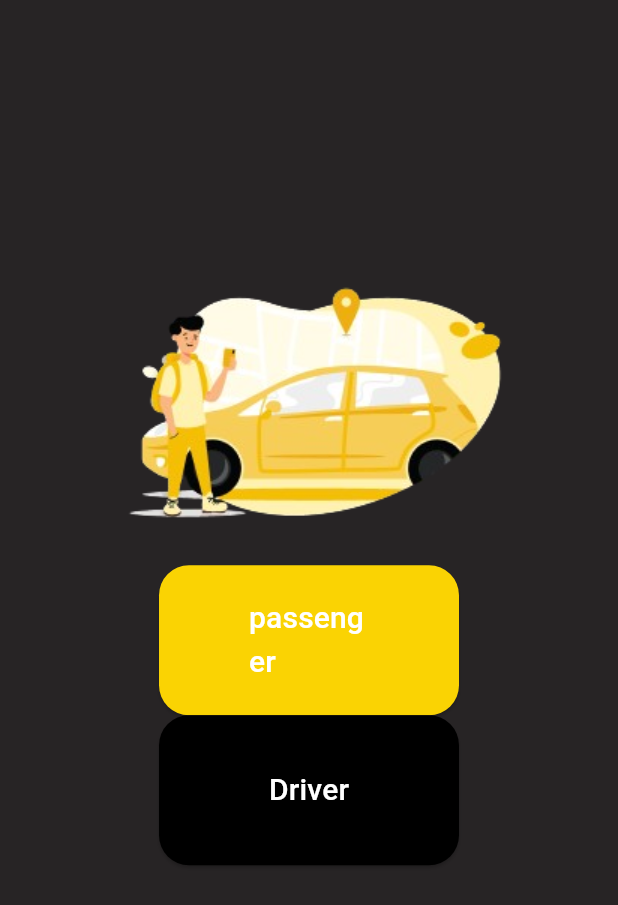
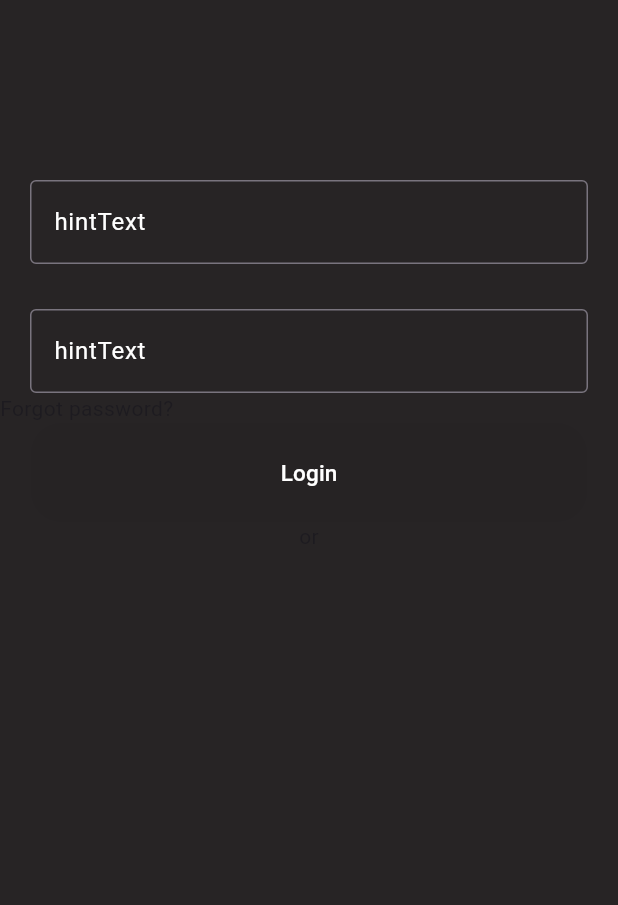
Before and after one commit to sayedsinan/get_a_ride, a Flutter app: the screen it shows after launch, after a tap on "passenger", on a phone screen of 412 x 824 dp. Shown: the top 905 px of the screen. Run offline on Flutter 3.47's test engine with Material 3 defaults, Android fonts, the phone set to English and light mode, and no system bars; our stand-ins replace get.

Commit message:
new page added

```diff
--- a/lib/main.dart
+++ b/lib/main.dart
@@ -11,7 +11,7 @@ class MyApp extends StatelessWidget {
 
   @override
   Widget build(BuildContext context) {
-    return GetMaterialApp(
+    return const GetMaterialApp(
       home: SplashScreen(),
     );
   }
--- a/lib/view/common/selection.dart
+++ b/lib/view/common/selection.dart
@@ -1,6 +1,8 @@
 import 'package:flutter/material.dart';
+import 'package:get/get.dart';
 import 'package:get_a_ride/color.dart';
 import 'package:get_a_ride/view/componenets/button.dart';
+import 'package:get_a_ride/view/passenger/login_page.dart';
 
 class SelectionPage extends StatelessWidget {
   const SelectionPage({super.key});
@@ -27,8 +29,21 @@ class SelectionPage extends StatelessWidget {
             name: 'passenger',
             color: customYellow,
             textColor: white,
+            onclick: () {
+              Get.to(()=>const MyLoginPage());
+            },
+            fontsize: 15,
           ),
-          MyButton(name: 'Driver', color: Colors.black, textColor: white)
+          const SizedBox(
+            height: 20,
+          ),
+          MyButton(
+            name: 'Driver',
+            color: Colors.black,
+            textColor: white,
+            onclick: () {},
+            fontsize: 15,
+          ),
         ],
       ),
     );
--- a/lib/view/componenets/button.dart
+++ b/lib/view/componenets/button.dart
@@ -4,23 +4,27 @@ class MyButton extends StatelessWidget {
   final String name;
   final Color color;
   final Color textColor;
+  final VoidCallback? onclick;
+  final double fontsize;
   const MyButton({
     Key? key,
     required this.name,
     required this.color,
     required this.textColor,
+     this.onclick, required this.fontsize,
   }) : super(key: key);
 
   @override
   Widget build(BuildContext context) {
-    return Container(
-      width: 200,
-      height: 100, // Set a fixed width for the button
+    final sizeof = MediaQuery.of(context);
+    return SizedBox(
+      width: sizeof.size.width * 0.9,
+      height: sizeof.size.height * 0.08, // Set a fixed width for the button
       child: ElevatedButton(
-        onPressed: () {},
+        onPressed: onclick,
         style: ElevatedButton.styleFrom(
           backgroundColor: color, // Use the color for the button background
-          padding: EdgeInsets.symmetric(vertical: 10, horizontal: 60),
+          padding: const EdgeInsets.symmetric(vertical: 5, horizontal: 60),
           shape: RoundedRectangleBorder(
             borderRadius: BorderRadius.circular(20),
           ),
@@ -29,7 +33,7 @@ class MyButton extends StatelessWidget {
           child: Text(
             name,
             style: TextStyle(
-              fontSize: 20,
+              fontSize: fontsize,
               color: textColor, // Use a contrasting color for text
             ),
           ),
--- /dev/null
+++ b/lib/view/componenets/my_text_bar.dart
@@ -0,0 +1,36 @@
+import 'package:flutter/material.dart';
+
+class MyTextField extends StatelessWidget {
+  final String hintText;
+  final TextEditingController controller;
+  final Color color;
+  const MyTextField({super.key, required this.hintText, required this.controller, required this.color});
+  @override
+  Widget build(BuildContext context) {
+    final sizeof = MediaQuery.of(context);
+    return Column(
+      mainAxisSize: MainAxisSize.min,
+      crossAxisAlignment: CrossAxisAlignment.stretch,
+      children: [
+        const SizedBox(height: 20.0),
+        Padding(
+          padding: const EdgeInsets.only(left: 20, right: 20),
+          child: TextField(
+            controller: controller,
+            decoration: InputDecoration(
+              hintText: hintText,
+              hintStyle:TextStyle(color: color) ,
+              border: const OutlineInputBorder(
+                borderSide: BorderSide(color: Colors.white),
+              ),
+
+              focusedBorder: const OutlineInputBorder(
+                borderSide: BorderSide(color: Colors.black),
+              ),
+            ),
+          ),
+        ),
+      ],
+    );
+  }
+}
--- /dev/null
+++ b/lib/view/passenger/login_page.dart
@@ -0,0 +1,63 @@
+import 'dart:math';
+
+import 'package:flutter/material.dart';
+import 'package:get/get.dart';
+import 'package:get_a_ride/color.dart';
+import 'package:get_a_ride/view/componenets/button.dart';
+import 'package:get_a_ride/view/componenets/my_text_bar.dart';
+
+class MyLoginPage extends StatelessWidget {
+  const MyLoginPage({
+    super.key,
+  });
+
+  @override
+  Widget build(BuildContext context) {
+    TextEditingController controller = TextEditingController();
+    return Scaffold(
+        backgroundColor: back,
+        body: Column(children: [
+          SizedBox(
+            height: 100,
+          ),
+          MyTextField(
+            hintText: 'hintText',
+            controller: controller,
+            color: Colors.white,
+          ),
+          const SizedBox(
+            height: 10,
+          ),
+          MyTextField(
+            hintText: 'hintText',
+            controller: controller,
+            color: Colors.white,
+          ),
+          Row(
+            children: [Text('Forgot password?')],
+          ),
+          MyButton(
+              name: 'Login',
+              color: Colors.white,
+              textColor: white,
+              fontsize: 15),
+          Row(
+            mainAxisAlignment: MainAxisAlignment.center,
+            children: [
+              Divider(
+                color: Colors.black,
+                height: 2,
+              ),
+              Padding(
+                padding: EdgeInsets.symmetric(horizontal: 8.0),
+                child: Text('or'),
+              ),
+              Divider(
+                color: Colors.black,
+                height: 2,
+              ),
+            ],
+          ),
+        ]));
+  }
+}
--- a/lib/view/splash_screen.dart
+++ b/lib/view/splash_screen.dart
@@ -16,17 +16,15 @@ class SplashScreen extends StatefulWidget {
 class _SplashScreenState extends State<SplashScreen> {
   @override
   void initState() {
-    // TODO: implement initState
     super.initState();
     Timer(Duration(seconds: 3), () {
       Get.off(
         SelectionPage(),
-        transition: Transition.fadeIn, // Use a fade-in transition
+        transition: Transition.fadeIn,
         duration: Duration(milliseconds: 500),
       );
     });
   }
-
   Widget build(BuildContext context) {
     var sizeof = MediaQuery.of(context);
 
```
